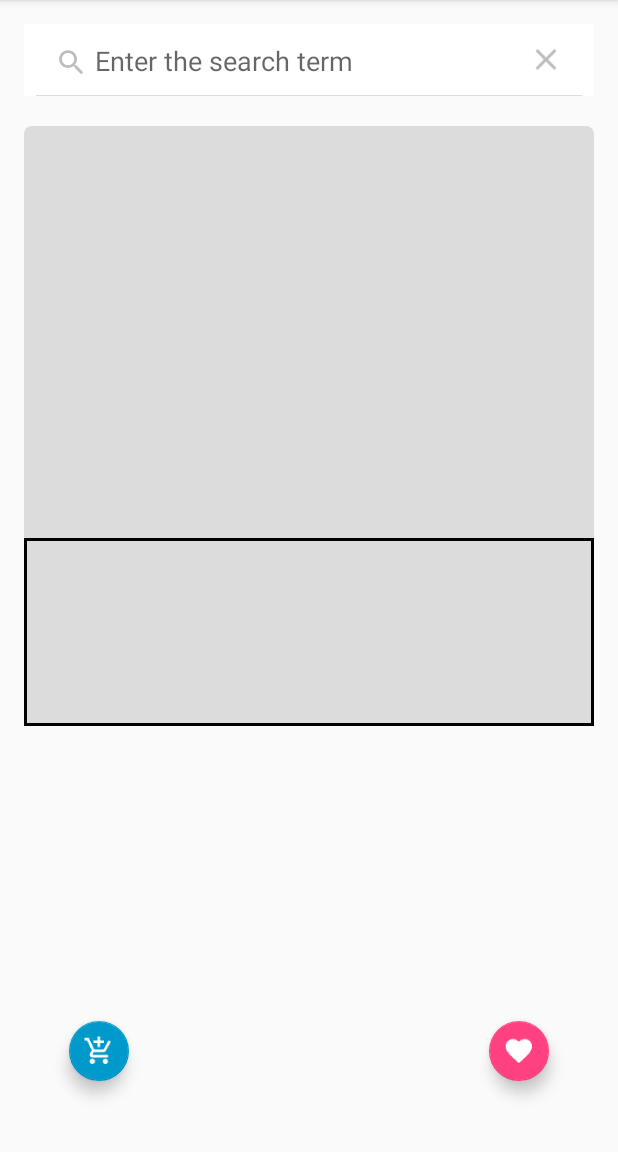
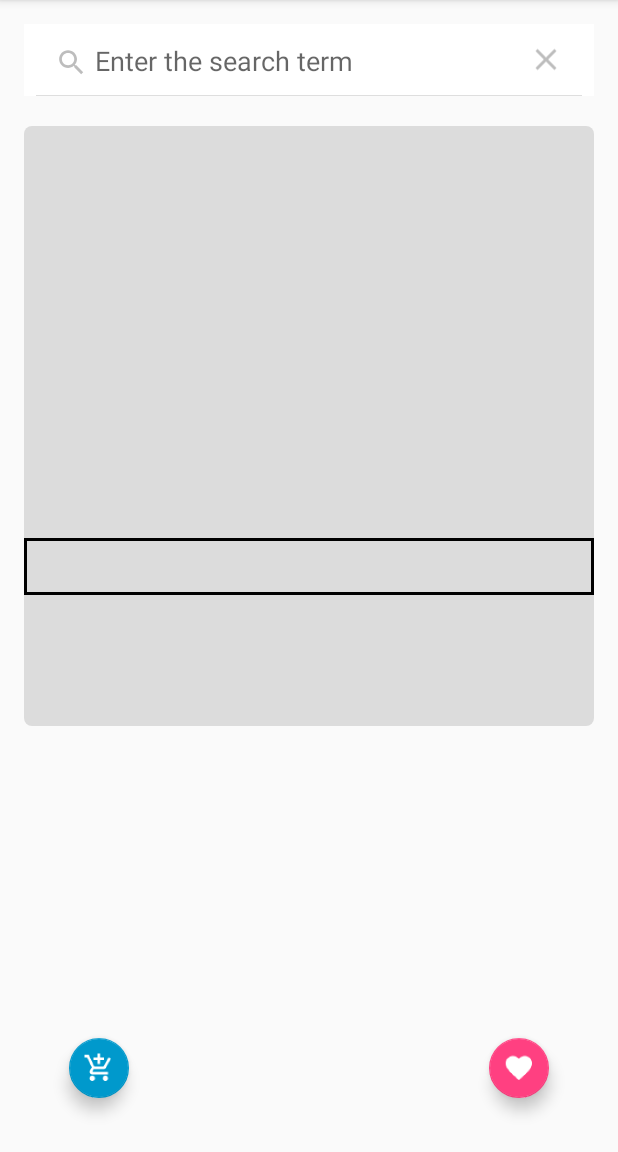
Before and after one commit to Himani0313/ILoveZappos, an Android app: the screen it shows after launch (MainActivity), after a tap on "Search", on a phone screen of 412 x 824 dp, the part 84-1236 px from its top. Run offline under Robolectric (Android 15) with nearby library versions, the phone set to English and light mode, and no system bars; our stand-ins replace data binding; 6 statements that could not run were skipped.

Commit message:
Final layout touches

```diff
--- a/app/src/main/res/layout/activity_main.xml
+++ b/app/src/main/res/layout/activity_main.xml
@@ -37,12 +37,12 @@
             android:layout_height="400dp"
             android:layout_below="@+id/searchView"
             android:layout_marginTop="20dp"
-            android:layout_marginBottom="100dp"
+            android:layout_marginBottom="75dp"
             android:id="@+id/relative2"
             android:background="@drawable/border"
             android:visibility="@{product.exists == false ? View.INVISIBLE : View.VISIBLE}">
             <ImageView
-                android:layout_width="225dp"
+                android:layout_width="500dp"
                 android:layout_height="200dp"
                 app:imgUrl = "@{product.thumbnailImageUrl}"
                 android:id="@+id/imageView2"
@@ -75,7 +75,7 @@
                 android:textSize="24sp" />
             <RelativeLayout
                 android:layout_width="match_parent"
-                android:layout_height="match_parent"
+                android:layout_height="wrap_content"
                 android:layout_below="@+id/brandName"
                 android:background="@drawable/border2">
             <TextView
@@ -113,7 +113,7 @@
                 android:layout_marginLeft="110dp"
                 android:gravity="center"
                 android:paddingLeft="110dp"
-                android:textSize="24sp"
+                android:textSize="20sp"
                 android:visibility='@{product.off.equals("0% Discount") ? View.INVISIBLE : View.VISIBLE}'/>
 
 
@@ -126,7 +126,7 @@
             app:fabSize="mini"
             app:srcCompat="@mipmap/ic_cartadd"
             android:layout_alignParentBottom="true"
-            android:layout_marginBottom="31dp"
+            android:layout_marginBottom="20dp"
             android:layout_marginLeft="30dp"
             android:id="@+id/floatingActionButton2"
             app:backgroundTint="@android:color/holo_blue_dark"
@@ -140,6 +140,7 @@
             app:srcCompat="@mipmap/ic_favourite"
             android:layout_alignTop="@+id/floatingActionButton2"
             android:layout_alignParentEnd="true"
+            android:layout_marginBottom="20dp"
             android:layout_marginEnd="30dp"
             android:id="@+id/floatingActionButton3"
             android:visibility="@{product.exists == false ? View.INVISIBLE : View.VISIBLE}"/>
```
Also changed, not shown: app/src/main/ic_zappos-web.png, app/src/main/res/mipmap-hdpi/ic_zappos.png, app/src/main/res/mipmap-mdpi/ic_zappos.png, app/src/main/res/mipmap-xhdpi/ic_zappos.png, app/src/main/res/mipmap-xxhdpi/ic_zappos.png, app/src/main/res/mipmap-xxxhdpi/ic_zappos.png.
